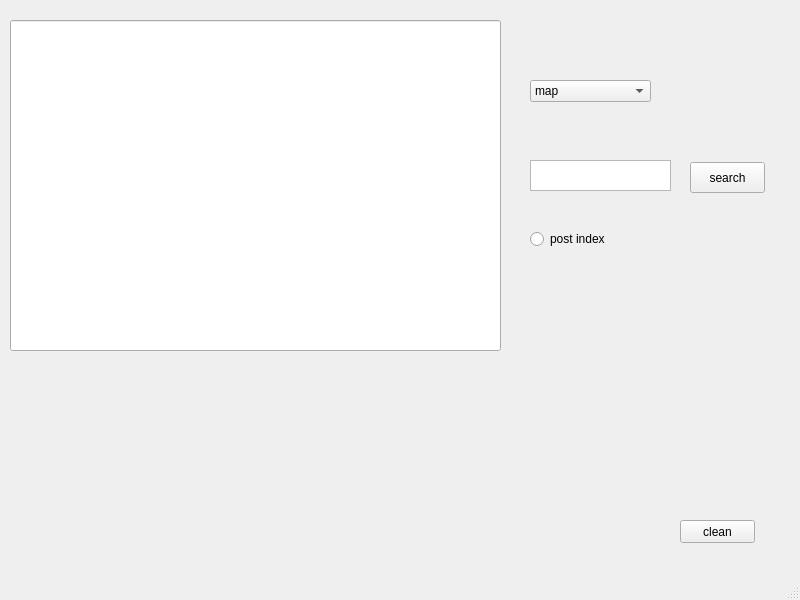
Before: the Qt Designer form main.ui in Sanya787/YandexMapApi, drawn with Qt 5.
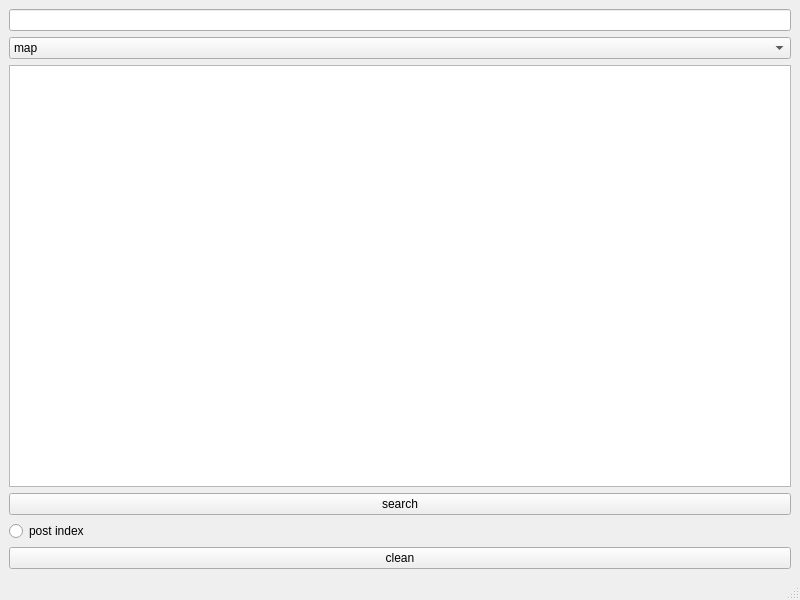
After: the same form once the commit is applied.

Patch:
```diff
--- a/main.ui
+++ b/main.ui
@@ -14,28 +14,16 @@
    <string>MainWindow</string>
   </property>
   <widget class="QWidget" name="centralwidget">
+   <layout class="QVBoxLayout" name="verticalLayout">
+    <item>
    <widget class="QLineEdit" name="map_picture_line">
-    <property name="geometry">
-     <rect>
-      <x>10</x>
-      <y>20</y>
-      <width>491</width>
-      <height>331</height>
-     </rect>
-    </property>
     <property name="readOnly">
      <bool>true</bool>
     </property>
    </widget>
+    </item>
+    <item>
    <widget class="QComboBox" name="comboBox">
-    <property name="geometry">
-     <rect>
-      <x>530</x>
-      <y>80</y>
-      <width>121</width>
-      <height>22</height>
-     </rect>
-    </property>
     <property name="editable">
      <bool>false</bool>
     </property>
@@ -55,55 +43,32 @@
      </property>
     </item>
    </widget>
-   <widget class="QTextEdit" name="adress_edit">
-    <property name="geometry">
-     <rect>
-      <x>530</x>
-      <y>160</y>
-      <width>141</width>
-      <height>31</height>
-     </rect>
-    </property>
-   </widget>
+    </item>
+    <item>
+     <widget class="QTextEdit" name="adress_edit"/>
+    </item>
+    <item>
    <widget class="QPushButton" name="search_button">
-    <property name="geometry">
-     <rect>
-      <x>690</x>
-      <y>162</y>
-      <width>75</width>
-      <height>31</height>
-     </rect>
-    </property>
     <property name="text">
      <string>search</string>
     </property>
    </widget>
+    </item>
+    <item>
    <widget class="QRadioButton" name="radio_post_index">
-    <property name="geometry">
-     <rect>
-      <x>530</x>
-      <y>230</y>
-      <width>83</width>
-      <height>18</height>
-     </rect>
-    </property>
     <property name="text">
      <string>post index</string>
     </property>
    </widget>
+    </item>
+    <item>
    <widget class="QPushButton" name="clean_button">
-    <property name="geometry">
-     <rect>
-      <x>680</x>
-      <y>520</y>
-      <width>75</width>
-      <height>23</height>
-     </rect>
-    </property>
     <property name="text">
      <string>clean</string>
     </property>
    </widget>
+    </item>
+   </layout>
   </widget>
   <widget class="QMenuBar" name="menubar">
    <property name="geometry">
```
Lines whose indentation alone changed are shown as unchanged.
